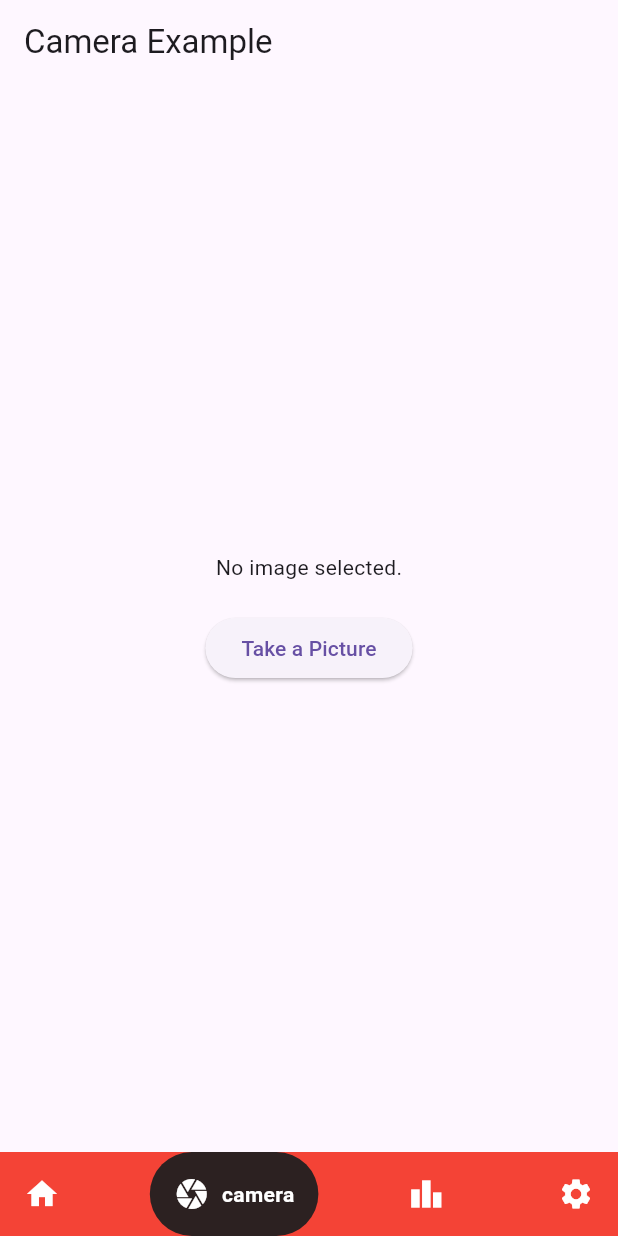
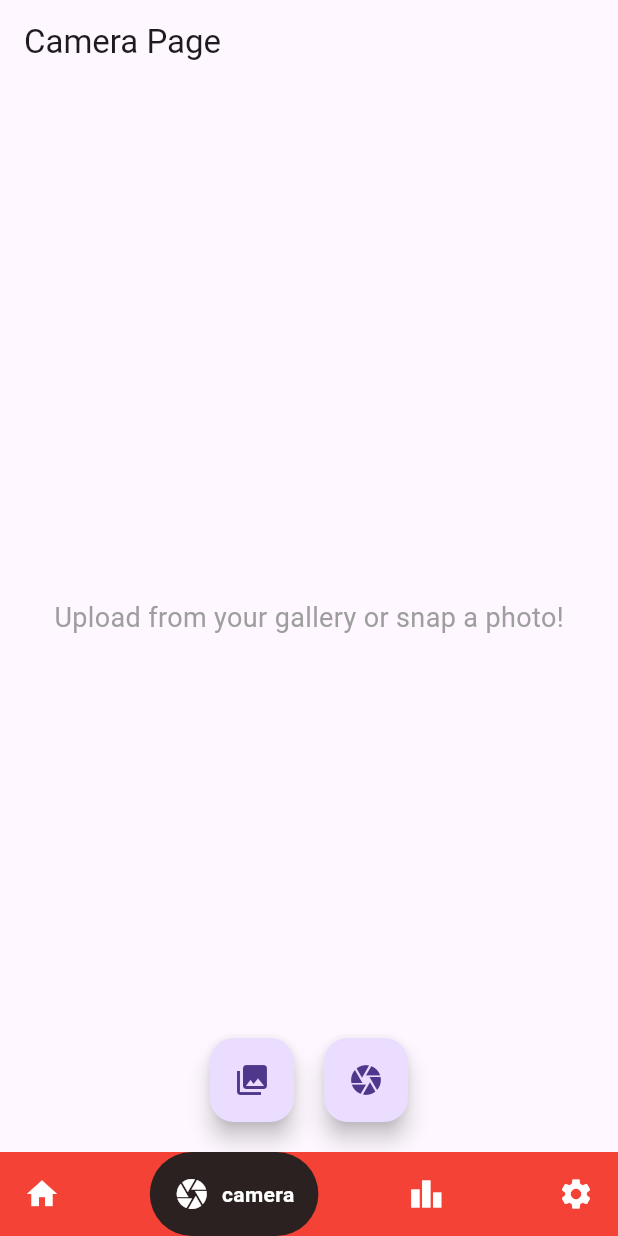
Before and after one commit to Noodulz/CVDex, a Flutter app: the screen it shows once a user with an empty profile is signed in, item 2 of the bottom bar chosen, on a phone screen of 412 x 824 dp. Run offline on Flutter 3.47's test engine with Material 3 defaults, Android fonts, the phone set to English and light mode, and no system bars; drawn by our look-alikes of google_nav_bar; our stand-ins replace camera, firebase_auth, firebase_core, image_picker, permission_handler; missing offline and left inert: firebase_ui_auth, image_picker_platform_interface; accounts and stored records are empty.

Commit message:
Changed image display to use Image.network to display on both web and mobile

```diff
--- a/lib/imagepick.dart
+++ b/lib/imagepick.dart
@@ -44,7 +44,7 @@ class _CameraPageState extends State<CameraPage> {
   }
 
   Future<void> _imageToServer(XFile image) async {
-        try{
+    try {
       final bytes = await image.readAsBytes();
       final mimeType = lookupMimeType(image.path) ?? 'application/octet-stream';
       // Prepare the multipart request
@@ -53,7 +53,7 @@ class _CameraPageState extends State<CameraPage> {
 
       // Add the image as a file to the multipart request
       request.files.add(http.MultipartFile.fromBytes(
-                'image',  // The field name expected by the server
+        'image', // The field name expected by the server
         bytes,
         filename: image.name,
         contentType: MediaType.parse(mimeType),
@@ -75,25 +75,66 @@ class _CameraPageState extends State<CameraPage> {
     }
   }
 
+  Future<void> _pickImageFromGallery() async {
+    try {
+      final XFile? photo = await _picker.pickImage(source: ImageSource.gallery);
+      if (photo != null) {
+        setState(() {
+          _image = File(photo.path);
+        });
+      }
+    } catch (e) {
+      print('Error: $e');
+    }
+  }
+
   @override
   Widget build(BuildContext context) {
     return Scaffold(
-      appBar: AppBar(title: Text('Camera Example')),
-      body: Center(
-        child: Column(
+      appBar: AppBar(
+        title: Text('Camera Page'),
+      ),
+      body: Stack(
+        children: [
+          // Center the image or placeholder text
+          Center(
+            child: _image == null
+                ? Text(
+                    'Upload from your gallery or snap a photo!',
+                    style: TextStyle(fontSize: 18, color: Colors.grey),
+                  )
+                : Image.network(_image!.path),
+          ),
+
+          // Position buttons at the bottom center
+          Align(
+            alignment: Alignment.bottomCenter,
+            child: Padding(
+              padding:
+                  const EdgeInsets.only(bottom: 20.0), // Adjust bottom margin
+              child: Row(
                 mainAxisAlignment: MainAxisAlignment.center,
                 children: [
-            _image == null
-                ? Text('No image selected.')
-                : Image.file(_image!, height: 300, width: 300),
-            SizedBox(height: 20),
-            ElevatedButton(
+                  // Gallery Button
+                  FloatingActionButton(
+                    onPressed: _pickImageFromGallery,
+                    heroTag: 'galleryButton',
+                    child: Icon(Icons.photo_library),
+                  ),
+                  SizedBox(width: 20), // Spacing between buttons
+
+                  // Camera Button
+                  FloatingActionButton(
                     onPressed: _takePicture,
-              child: Text('Take a Picture'),
+                    heroTag: 'cameraButton',
+                    child: Icon(Icons.camera),
                   ),
                 ],
               ),
             ),
+          ),
+        ],
+      ),
     );
   }
 }
```
Lines whose indentation alone changed are shown as unchanged.
